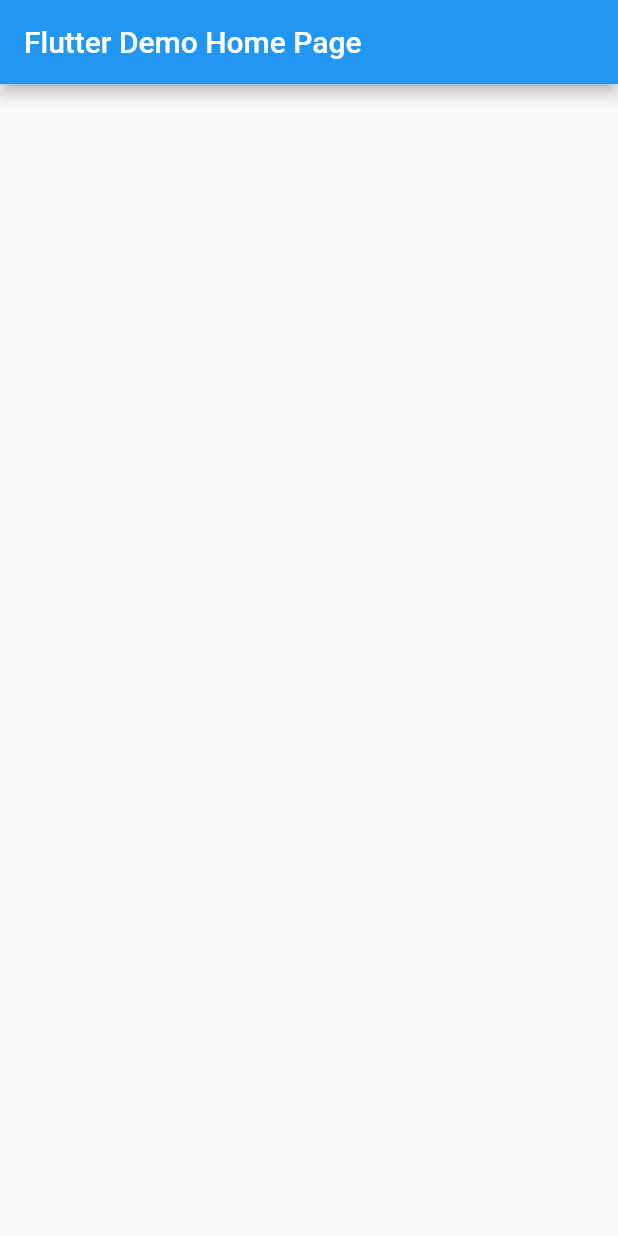
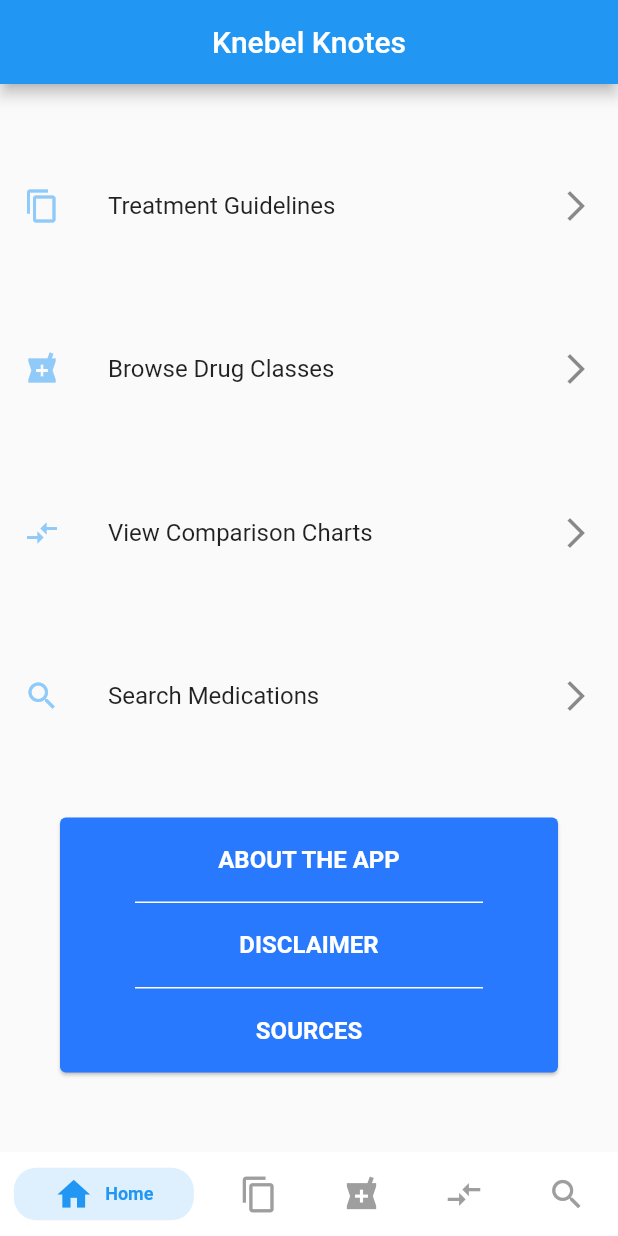
Before and after one commit to evan-mack/knebelknotes, a Flutter app: the screen it shows after launch, on a phone screen of 412 x 824 dp. Run offline on Flutter 3.47's test engine with Material 2 defaults, Android fonts, the phone set to English and light mode, and no system bars; drawn by our look-alikes of flutter_platform_widgets, persistent_bottom_nav_bar; our stand-ins replace sembast.

```diff
--- a/lib/main.dart
+++ b/lib/main.dart
@@ -1,73 +1,21 @@
 import 'package:flutter/material.dart';
+import 'package:flutter_platform_widgets/flutter_platform_widgets.dart';
+
+
 import 'package:knebelknotes/data/medication_dao.dart';
-import 'package:knebelknotes/repo/medicationds_repo.dart';
+import 'package:knebelknotes/repo/medications_repo.dart';
+import 'package:knebelknotes/pages/launch_page.dart';
 
 void main() => runApp(MyApp());
 
 class MyApp extends StatelessWidget {
-  // This widget is the root of your application.
+
   @override
   Widget build(BuildContext context) {
-    return MaterialApp(
-      title: 'Flutter Demo',
-      home: MyHomePage(title: 'Flutter Demo Home Page'),
+    return PlatformApp(
+      title: 'Knebel Knotes',
+    debugShowCheckedModeBanner: false,
+      home: LaunchPage(),
     );
   }
 }
-
-class MyHomePage extends StatefulWidget {
-  MyHomePage({Key key, this.title}) : super(key: key);
-
-  final String title;
-
-  @override
-  _MyHomePageState createState() => _MyHomePageState();
-}
-
-class _MyHomePageState extends State<MyHomePage> {
-  int _counter = 0;
-
-  void _incrementCounter() {
-    setState(() {
-      _counter++;
-    });
-  }
-
-  void _loadFromApi() async {
-    var apiProvider = MedicationsRepo();
-    await apiProvider.fetchMedicationData();
-  }
-
-  @override
-  void initState() {
-    super.initState();
-    _loadFromApi();
-  }
-
-  @override
-  Widget build(BuildContext context) {
-    return Scaffold(
-      appBar: AppBar(
-        title: Text(widget.title),
-      ),
-      body: FutureBuilder(
-        future: MedicationDao.md.getAllSortedByName(),
-        builder: (BuildContext context, AsyncSnapshot snapshot) {
-          if (!snapshot.hasData)
-            return Center(
-              child: CircularProgressIndicator(),
-            );
-          else
-            return ListView.separated(
-                itemBuilder: (context, index) {
-                  return ListTile(
-                    title: Text('${snapshot.data[index].medName}')
-                  );
-                },
-                separatorBuilder: (context, index) => Divider(),
-                itemCount: snapshot.data.length);
-        },
-      ),
-    );
-  }
-}
--- /dev/null
+++ b/lib/pages/home_page.dart
@@ -0,0 +1,102 @@
+import 'package:flutter/cupertino.dart';
+import 'package:flutter/material.dart';
+import 'package:flutter_platform_widgets/flutter_platform_widgets.dart';
+
+class HomePage extends StatefulWidget {
+  //Route Name
+  static const routeName = '/HomePage';
+  HomePage(this.goToPage);
+  final Function goToPage;
+  @override
+  State<StatefulWidget> createState() => HomePageState();
+}
+
+class HomePageState extends State<HomePage> {
+  @override
+  @override
+  Widget build(context) {
+    return PlatformScaffold(
+      appBar: PlatformAppBar(
+          title: Center(
+        child: Text('Knebel Knotes'),
+      )),
+      body: Column(
+        mainAxisAlignment: MainAxisAlignment.spaceEvenly,
+        children: <Widget>[
+          ListTile(
+            leading: Icon(
+              Icons.content_copy,
+              color: Colors.blue[200],
+            ),
+            title: Text('Treatment Guidelines'),
+            trailing: Icon(Icons.arrow_forward_ios),
+            onTap: () => widget.goToPage(1),
+          ),
+          ListTile(
+            leading: Icon(Icons.local_pharmacy, color: Colors.blue[200]),
+            title: Text('Browse Drug Classes'),
+            trailing: Icon(Icons.arrow_forward_ios),
+            onTap: () => widget.goToPage(2),
+          ),
+          ListTile(
+            leading: Icon(Icons.compare_arrows, color: Colors.blue[200]),
+            title: Text('View Comparison Charts'),
+            trailing: Icon(Icons.arrow_forward_ios),
+            onTap: () => widget.goToPage(3),
+          ),
+          ListTile(
+            leading: Icon(Icons.search, color: Colors.blue[200]),
+            title: Text('Search Medications'),
+            trailing: Icon(Icons.arrow_forward_ios),
+            onTap: () => widget.goToPage(4),
+          ),
+          Card(
+            color: Colors.blueAccent[400],
+            margin: EdgeInsets.symmetric(horizontal: 40),
+            child: Column(
+              children: <Widget>[
+                ListTile(
+                  title: Center(
+                    child: Text(
+                      'ABOUT THE APP',
+                      style: TextStyle(
+                          color: Colors.white, fontWeight: FontWeight.bold),
+                    ),
+                  ),
+                ),
+                Container(
+                  color: Colors.white,
+                  height: 1,
+                  margin: EdgeInsets.symmetric(horizontal: 50),
+                ),
+                ListTile(
+                  title: Center(
+                    child: Text(
+                      'DISCLAIMER',
+                      style: TextStyle(
+                          color: Colors.white, fontWeight: FontWeight.bold),
+                    ),
+                  ),
+                ),
+                Container(
+                  color: Colors.white,
+                  height: 1,
+                  margin: EdgeInsets.symmetric(horizontal: 50),
+                ),
+                ListTile(
+                  title: Center(
+                    child: Text(
+                      'SOURCES',
+                      style: TextStyle(
+                          color: Colors.white, fontWeight: FontWeight.bold),
+                    ),
+                  ),
+                ),
+              ],
+            ),
+          ),
+        ],
+      ),
+    );
+  }
+}
--- /dev/null
+++ b/lib/pages/launch_page.dart
@@ -0,0 +1,108 @@
+import 'package:flutter/cupertino.dart';
+import 'package:flutter/material.dart';
+import 'package:flutter_platform_widgets/flutter_platform_widgets.dart';
+import 'package:persistent_bottom_nav_bar/persistent-tab-view.dart';
+
+import 'package:knebelknotes/pages/home_page.dart';
+import 'package:knebelknotes/repo/medications_repo.dart';
+import 'package:knebelknotes/pages/medications_page.dart';
+import 'package:knebelknotes/pages/comparisons_page.dart';
+
+final materialThemeData = ThemeData();
+
+final cupertinoThemeData = CupertinoThemeData();
+
+class LaunchPage extends StatefulWidget {
+  createState() => LaunchPageState();
+}
+
+class LaunchPageState extends State<LaunchPage> {
+  //Used for persistent nav bar
+  PersistentTabController _controller;
+  List<Widget> _buildScreens() {
+    return [
+      HomePage(_goToPage),
+      Text('Guidlines'),
+      Text('Classes'),
+      ComparisonsPage(),
+      MedicationsPage()
+    ];
+  }
+
+  List<PersistentBottomNavBarItem> _navBarItems() {
+    return [
+      PersistentBottomNavBarItem(
+          icon: Icon(Icons.home),
+          title: ('Home'),
+          activeColor: Colors.blue,
+          inactiveColor: Colors.grey,
+          isTranslucent: false),
+      PersistentBottomNavBarItem(
+          icon: Icon(Icons.content_copy),
+          title: ('Guidelines'),
+          activeColor: Colors.blue,
+          inactiveColor: Colors.grey,
+          isTranslucent: false),
+      PersistentBottomNavBarItem(
+          icon: Icon(Icons.local_pharmacy),
+          title: ('Classes'),
+          activeColor: Colors.blue,
+          inactiveColor: Colors.grey,
+          isTranslucent: false),
+      PersistentBottomNavBarItem(
+          icon: Icon(Icons.compare_arrows),
+          title: ('Comparisons'),
+          activeColor: Colors.blue,
+          inactiveColor: Colors.grey,
+          isTranslucent: false),
+      PersistentBottomNavBarItem(
+          icon: Icon(Icons.search),
+          title: ('Meds'),
+          activeColor: Colors.blue,
+          inactiveColor: Colors.grey,
+          isTranslucent: false),
+    ];
+  }
+
+  //Loading data from JSON
+  _loadFromApi() async {
+    var apiProvider = MedicationsRepo();
+    await apiProvider.fetchMedicationData();
+  }
+
+  //Change page when list item clicked function
+  void _goToPage(int index) {
+    setState(() {
+      _controller.jumpToTab(index);
+    });
+  }
+
+  @override
+  void initState() {
+    super.initState();
+    _loadFromApi();
+
+    //persistentNavBar
+    _controller = PersistentTabController(initialIndex: 0);
+  }
+
+  @override
+  Widget build(BuildContext context) {
+    return PersistentTabView(
+        controller: _controller,
+        screens: _buildScreens(),
+        items: _navBarItems(),
+        confineInSafeArea: true,
+        backgroundColor: Colors.white,
+        handleAndroidBackButtonPress: true,
+        onItemSelected: (int index) {
+          print(index);
+          setState(() {});
+        },
+        navBarStyle: NavBarStyle.style9,
+        itemCount: 5,
+
+    );
+
+  }
+}
--- a/pubspec.yaml
+++ b/pubspec.yaml
@@ -35,7 +35,8 @@ dev_dependencies:
   sembast: ^2.4.5
   path_provider: ^1.6.11
   dio: ^3.0.9
-  flutter_platform_widgets: ^0.50.0
+  flutter_platform_widgets: ^0.50.1
+  persistent_bottom_nav_bar: ^1.5.5
 
 
 
```
Also changed, not shown: lib/pages/comparisons_page.dart (added, +36 -0 lines), lib/pages/med_profile_page.dart (added, +37 -0 lines), lib/pages/medications_page.dart (added, +173 -0 lines), lib/homepage.dart (deleted), lib/repo/medications_repo.dart (renamed from lib/repo/medicationds_repo.dart), pubspec.lock.
